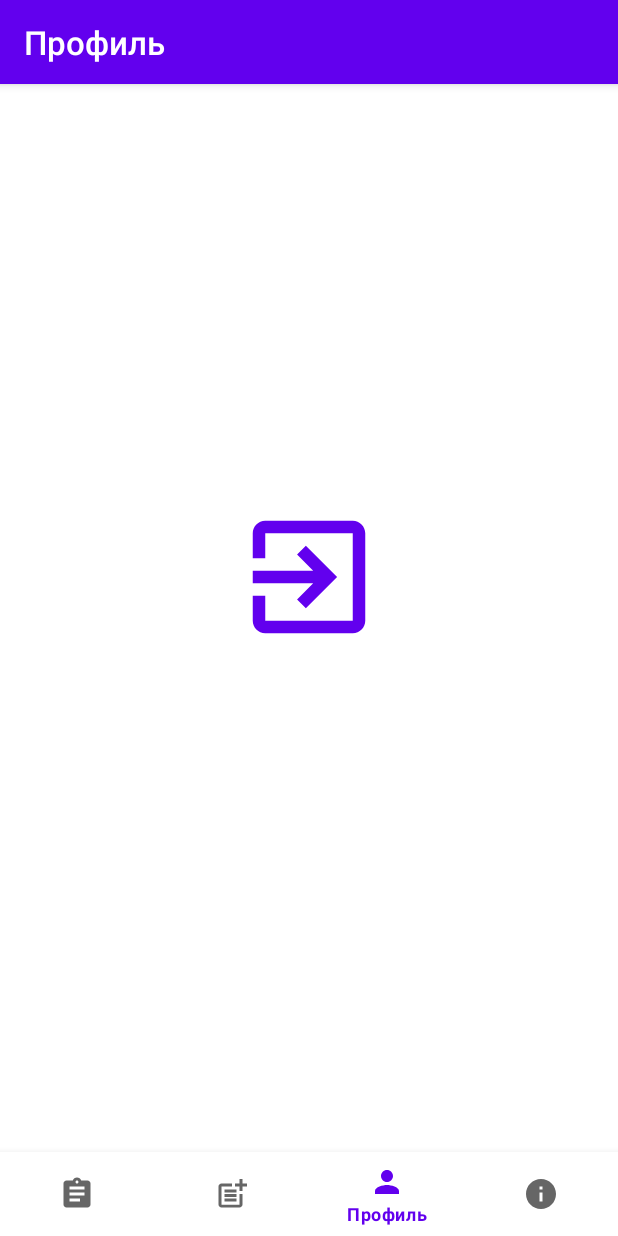
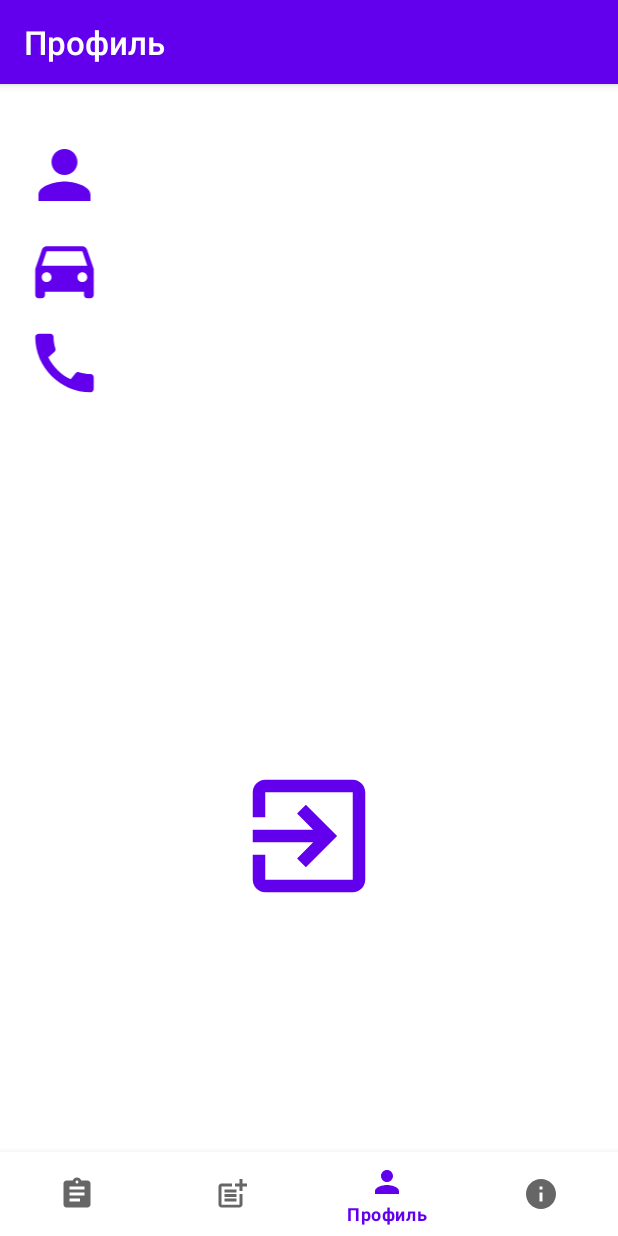
Before and after one commit to Evlly/RostikCarService, an Android app: the ProfileFragment screen opened through its navigation route, on a phone screen of 412 x 824 dp. Run offline under Robolectric (Android 15) with nearby library versions, the phone set to English and light mode, and no system bars; our stand-ins replace Dagger/Hilt's generated code, navigation-ui.

Commit message:
Made save state in contracts and updated front

```diff
--- a/app/src/main/java/com/example/rostik/ProfileFragment.kt
+++ b/app/src/main/java/com/example/rostik/ProfileFragment.kt
@@ -44,7 +44,6 @@ class ProfileFragment : BaseFragment() {
         accountEntity?.let {
             binding.tvProfile1.text = "${it.F}\n${it.I}\n" +
                     "${it.O}"
-            binding.tvProfile2.text = it.login
             binding.tvProfile3.text = it.car
             binding.tvProfile4.text = it.phone
         }
--- a/app/src/main/java/com/example/rostik/presentation/viewmodel/ContractsViewModel.kt
+++ b/app/src/main/java/com/example/rostik/presentation/viewmodel/ContractsViewModel.kt
@@ -23,6 +23,14 @@ class ContractsViewModel @Inject constructor(
         }
     }
 
+    fun getContracts():List<ContractEntity>?{
+        if (contractsData.value!=null){
+            return contractsData.value
+        }
+        contracts()
+        return emptyList()
+    }
+
     fun handleContracts(list: List<ContractEntity>){
         this.contractsData.value = list
     }
--- a/app/src/main/java/com/example/rostik/ui/home/contracts/ContractsFragment.kt
+++ b/app/src/main/java/com/example/rostik/ui/home/contracts/ContractsFragment.kt
@@ -34,7 +34,8 @@ class ContractsFragment : BaseFragment() {
             onSuccess(contractsData, ::showContracts)
             onFailure(failureData, ::handleFailure)
         }
-        contracts()
+
+
     }
 
     override fun onViewCreated(view: View, savedInstanceState: Bundle?) {
@@ -43,10 +44,17 @@ class ContractsFragment : BaseFragment() {
             setHasFixedSize(true)
             layoutManager =LinearLayoutManager(context)
         }
+        if(contractsViewModel.getContracts()!!.isEmpty()){
+            contracts()
+        }
+        else{
+            contractsAdapter.add(contractsViewModel.getContracts()!!)
+            binding.contractsList.adapter = contractsAdapter
+        }
     }
 
     private fun showContracts(list: List<ContractEntity>?){
-        hideProgress()
+        binding.progressBar.visibility=View.INVISIBLE
         contractsAdapter.add(list!!)
         binding.contractsList.adapter = contractsAdapter
     }
@@ -54,7 +62,7 @@ class ContractsFragment : BaseFragment() {
 
 
     fun contracts(){
-        showProgress()
+        binding.progressBar.visibility=View.VISIBLE
         contractsViewModel.contracts()
     }
 }
--- /dev/null
+++ b/app/src/main/res/drawable/ic_baseline_directions_car_24.xml
@@ -0,0 +1,10 @@
+<vector xmlns:android="http://schemas.android.com/apk/res/android"
+    android:width="24dp"
+    android:height="24dp"
+    android:viewportWidth="24"
+    android:viewportHeight="24"
+    android:tint="?attr/colorControlNormal">
+  <path
+      android:fillColor="@android:color/white"
+      android:pathData="M18.92,6.01C18.72,5.42 18.16,5 17.5,5h-11c-0.66,0 -1.21,0.42 -1.42,1.01L3,12v8c0,0.55 0.45,1 1,1h1c0.55,0 1,-0.45 1,-1v-1h12v1c0,0.55 0.45,1 1,1h1c0.55,0 1,-0.45 1,-1v-8l-2.08,-5.99zM6.5,16c-0.83,0 -1.5,-0.67 -1.5,-1.5S5.67,13 6.5,13s1.5,0.67 1.5,1.5S7.33,16 6.5,16zM17.5,16c-0.83,0 -1.5,-0.67 -1.5,-1.5s0.67,-1.5 1.5,-1.5 1.5,0.67 1.5,1.5 -0.67,1.5 -1.5,1.5zM5,11l1.5,-4.5h11L19,11L5,11z"/>
+</vector>
--- a/app/src/main/res/layout/fragment_profile.xml
+++ b/app/src/main/res/layout/fragment_profile.xml
@@ -8,71 +8,95 @@
     tools:context=".ProfileFragment">
 
     <TextView
-        android:layout_width="0dp"
+        android:layout_width="wrap_content"
         android:id="@+id/tvProfile1"
         android:layout_height="wrap_content"
-        app:layout_constraintStart_toStartOf="parent"
         app:layout_constraintEnd_toEndOf="parent"
         android:layout_marginTop="100dp"
         app:layout_constraintTop_toTopOf="parent"
         android:textSize="24sp"
-        android:layout_marginStart="8dp"
         app:layout_constraintHorizontal_bias="1.0"
-        android:layout_marginEnd="8dp"
+        android:layout_marginEnd="15dp"
         android:textAlignment="center"/>
 
+
     <TextView
-        android:layout_width="0dp"
+        android:layout_width="wrap_content"
         android:layout_height="wrap_content"
-        android:id="@+id/tvProfile2"
-        app:layout_constraintStart_toStartOf="parent"
+        android:id="@+id/tvProfile3"
         app:layout_constraintEnd_toEndOf="parent"
-        android:layout_marginTop="24dp"
+        android:layout_marginTop="30dp"
         app:layout_constraintTop_toBottomOf="@+id/tvProfile1"
         android:textSize="24sp"
-        android:layout_marginStart="8dp"
+        android:layout_marginStart="15dp"
         app:layout_constraintHorizontal_bias="1.0"
-        android:layout_marginEnd="8dp"
-        android:textAlignment="center"/>
-    <TextView
-        android:layout_width="0dp"
-        android:layout_height="wrap_content"
-        android:id="@+id/tvProfile3"
-        app:layout_constraintStart_toStartOf="parent"
-        app:layout_constraintEnd_toEndOf="parent"
-        android:layout_marginTop="24dp"
-        app:layout_constraintTop_toBottomOf="@+id/tvProfile2"
-        android:textSize="24sp"
-        android:layout_marginStart="8dp"
-        app:layout_constraintHorizontal_bias="1.0"
-        android:layout_marginEnd="8dp"
+        android:layout_marginEnd="15dp"
         android:textAlignment="center"/>
     <TextView
         android:layout_width="0dp"
         android:layout_height="wrap_content"
         android:id="@+id/tvProfile4"
-        app:layout_constraintStart_toStartOf="parent"
         app:layout_constraintEnd_toEndOf="parent"
-        android:layout_marginTop="24dp"
+        android:layout_marginTop="30dp"
         app:layout_constraintTop_toBottomOf="@+id/tvProfile3"
         android:textSize="24sp"
-        android:layout_marginStart="8dp"
+        android:layout_marginStart="15dp"
         app:layout_constraintHorizontal_bias="1.0"
-        android:layout_marginEnd="8dp"
+        android:layout_marginEnd="15dp"
         android:textAlignment="center"/>
 
 
     <ImageButton
-        android:scaleType="fitXY"
+        android:id="@+id/buttonLogout"
         android:layout_width="100dp"
         android:layout_height="100dp"
+        android:layout_marginTop="32dp"
+        android:background="@android:color/transparent"
+        android:scaleType="fitXY"
+        android:src="@drawable/ic_baseline_exit_to_app_24"
+        app:layout_constraintBottom_toBottomOf="parent"
+        app:layout_constraintEnd_toEndOf="parent"
         app:layout_constraintStart_toStartOf="parent"
-        app:layout_constraintEnd_toEndOf="parent"
-        android:id="@+id/buttonLogout"
-        android:background="@android:color/transparent"
-        android:layout_marginTop="32dp"
-        android:src="@drawable/ic_baseline_exit_to_app_24"
-        app:tint="@color/design_default_color_primary"
-        app:layout_constraintTop_toBottomOf="@+id/tvProfile4" />
+        app:layout_constraintTop_toBottomOf="@+id/tvProfile4"
+        app:tint="@color/design_default_color_primary" />
+
+    <ImageView
+        android:id="@+id/imageView2"
+        android:layout_width="55dp"
+        android:layout_height="52dp"
+        android:src="@drawable/ic_baseline_person_24"
+        tools:layout_editor_absoluteX="35dp"
+        tools:layout_editor_absoluteY="64dp"
+        app:layout_constraintTop_toTopOf="@id/tvProfile1"
+        app:layout_constraintBottom_toBottomOf="@id/tvProfile1"
+        app:layout_constraintStart_toStartOf="parent"
+        android:layout_marginStart="15dp"
+        app:tint="@color/design_default_color_primary"/>
+    <ImageView
+        android:id="@+id/imageView3"
+        android:layout_width="55dp"
+        android:layout_height="52dp"
+        android:src="@drawable/ic_baseline_directions_car_24"
+        tools:layout_editor_absoluteX="35dp"
+        tools:layout_editor_absoluteY="64dp"
+        app:layout_constraintTop_toTopOf="@id/tvProfile3"
+        app:layout_constraintBottom_toBottomOf="@id/tvProfile3"
+        app:layout_constraintStart_toStartOf="parent"
+        android:layout_marginStart="15dp"
+        app:tint="@color/design_default_color_primary"/>
+    <ImageView
+        android:id="@+id/imageView4"
+        android:layout_width="55dp"
+        android:layout_height="52dp"
+        android:src="@drawable/ic_baseline_call_24"
+        tools:layout_editor_absoluteX="35dp"
+        tools:layout_editor_absoluteY="64dp"
+        app:layout_constraintTop_toTopOf="@id/tvProfile4"
+        app:layout_constraintBottom_toBottomOf="@id/tvProfile4"
+        app:layout_constraintStart_toStartOf="parent"
+        android:layout_marginStart="15dp"
+        app:tint="@color/design_default_color_primary"/>
+
+
 
 </androidx.constraintlayout.widget.ConstraintLayout>
```
Also changed, not shown: app/src/main/res/layout/contracts_view_item.xml (+5 -4 lines), app/src/main/res/layout/fragment_contracts.xml (+19 -1 lines), app/src/main/res/layout/services_view_item.xml (+1 -10 lines).
